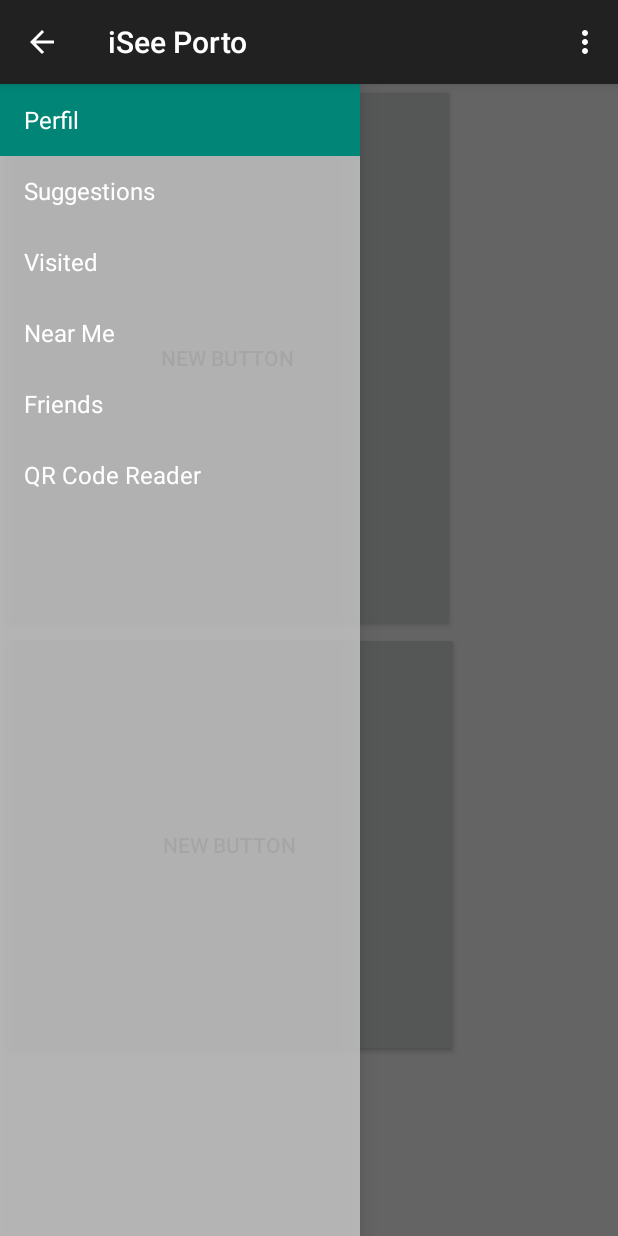
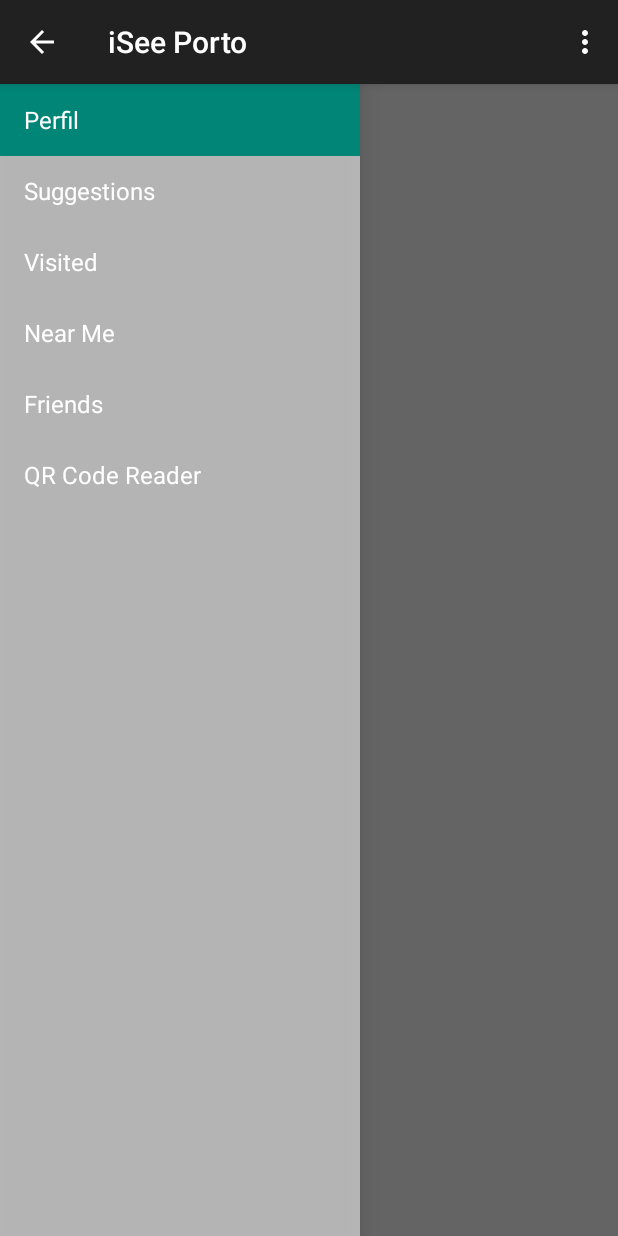
Before and after one commit to gtugablue/iseeporto, an Android app: the MainPage screen opened directly, with no data from a screen before it, on a phone screen of 412 x 824 dp. Run offline under Robolectric (Android 15) with nearby library versions, the phone set to English and light mode, and no system bars; 6 statements that could not run were skipped.

Commit message:
Different Screens, but lacks implementation

```diff
--- /dev/null
+++ b/Android/iSeePorto/app/src/main/java/antonio/iseeporto/Friends.java
@@ -0,0 +1,9 @@
+package antonio.iseeporto;
+
+import android.app.Fragment;
+
+/**
+ * Created by Antonio on 08-09-2015.
+ */
+public class Friends extends Fragment {
+}
--- a/Android/iSeePorto/app/src/main/java/antonio/iseeporto/MainPage.java
+++ b/Android/iSeePorto/app/src/main/java/antonio/iseeporto/MainPage.java
@@ -1,25 +1,19 @@
 package antonio.iseeporto;
 
 import android.app.Activity;
+import android.app.FragmentTransaction;
 import android.support.v7.app.ActionBarActivity;
 import android.support.v7.app.ActionBar;
 import android.support.v4.app.Fragment;
 import android.support.v4.app.FragmentManager;
-import android.content.Context;
-import android.os.Build;
 import android.os.Bundle;
-import android.view.Gravity;
+import android.util.Log;
 import android.view.LayoutInflater;
 import android.view.Menu;
 import android.view.MenuItem;
 import android.view.View;
 import android.view.ViewGroup;
 import android.support.v4.widget.DrawerLayout;
-import android.widget.ArrayAdapter;
-import android.widget.ListView;
-import android.widget.TextView;
-
-import java.lang.reflect.Array;
 
 public class MainPage extends ActionBarActivity
         implements NavigationDrawerFragment.NavigationDrawerCallbacks {
@@ -34,6 +28,22 @@ public class MainPage extends ActionBarActivity
      */
     private CharSequence mTitle;
 
+    //pages
+    private final int PERFIL = 1;
+    private final int SUGGESTIONS = 2;
+    private final int VISITED = 3;
+    private final int NEAR_ME = 4;
+    private final int FRIENDS = 5;
+    private final int QRCODE = 6;
+
+    //fragments
+    Perfil perfilFrag;
+    Suggestions suggestionsFrag;
+    Visited visitedFrag;
+    NearMe nearMeFrag;
+    Friends friendsFrag;
+    Place placeFrag;
+
     @Override
     protected void onCreate(Bundle savedInstanceState) {
         super.onCreate(savedInstanceState);
@@ -47,6 +57,23 @@ public class MainPage extends ActionBarActivity
         mNavigationDrawerFragment.setUp(
                 R.id.navigation_drawer,
                 (DrawerLayout) findViewById(R.id.drawer_layout));
+
+        fragInit();
+
+        //temporario
+        android.app.FragmentManager manager = getFragmentManager();
+        FragmentTransaction transaction = manager.beginTransaction();
+        transaction.add(R.id.container, placeFrag, "Place");
+        transaction.commit();
+    }
+
+    private void fragInit() {
+        suggestionsFrag = new Suggestions();
+        placeFrag = new Place();
+        perfilFrag = new Perfil();
+        visitedFrag = new Visited();
+        nearMeFrag = new NearMe();
+        friendsFrag = new Friends();
     }
 
     @Override
@@ -63,6 +90,49 @@ public class MainPage extends ActionBarActivity
         ActionBar actionBar = getSupportActionBar();
         if (actionBar != null)
             actionBar.setTitle(mTitle);
+
+        pageHandler(number);
+    }
+
+    private void pageHandler(int number) {
+
+        boolean isPlace = false;
+        android.app.FragmentManager manager = getFragmentManager();
+        FragmentTransaction transaction = manager.beginTransaction();
+
+        switch (number)
+        {
+            case PERFIL:
+                //transaction.add(R.id.container, suggestionsFrag, "Test");
+                transaction.replace(R.id.container, placeFrag, "Place");
+                isPlace = true;
+                break;
+            case SUGGESTIONS:
+                transaction.replace(R.id.container, suggestionsFrag, "Suggestions");
+                break;
+            case VISITED:
+                transaction.replace(R.id.container, visitedFrag, "Visited");
+                break;
+            case NEAR_ME:
+                transaction.replace(R.id.container, nearMeFrag, "NearMe");
+                break;
+            case FRIENDS:
+                transaction.replace(R.id.container, friendsFrag, "Friends");
+                break;
+            case QRCODE:
+                transaction.replace(R.id.container, placeFrag, "Place");
+                isPlace = true;
+                break;
+            default:
+                Log.e("Page Error", "Page Index out of bounds!");
+                break;
+        }
+
+        transaction.commit();
+
+        if (isPlace) {
+            placeFrag.createVisitFrag();
+        }
     }
 
     public void restoreActionBar() {
--- /dev/null
+++ b/Android/iSeePorto/app/src/main/java/antonio/iseeporto/NearMe.java
@@ -0,0 +1,9 @@
+package antonio.iseeporto;
+
+import android.app.Fragment;
+
+/**
+ * Created by Antonio on 08-09-2015.
+ */
+public class NearMe extends Fragment {
+}
--- /dev/null
+++ b/Android/iSeePorto/app/src/main/java/antonio/iseeporto/Perfil.java
@@ -0,0 +1,9 @@
+package antonio.iseeporto;
+
+import android.app.Fragment;
+
+/**
+ * Created by Antonio on 08-09-2015.
+ */
+public class Perfil extends Fragment {
+}
--- /dev/null
+++ b/Android/iSeePorto/app/src/main/java/antonio/iseeporto/Suggestions.java
@@ -0,0 +1,20 @@
+package antonio.iseeporto;
+
+import android.app.Fragment;
+import android.os.Bundle;
+import android.support.annotation.Nullable;
+import android.view.LayoutInflater;
+import android.view.View;
+import android.view.ViewGroup;
+
+/**
+ * Created by Antonio on 08-09-2015.
+ */
+public class Suggestions extends Fragment {
+
+    @Nullable
+    @Override
+    public View onCreateView(LayoutInflater inflater, ViewGroup container, Bundle savedInstanceState) {
+        return inflater.inflate(R.layout.suggestions, container, false);
+    }
+}
--- /dev/null
+++ b/Android/iSeePorto/app/src/main/java/antonio/iseeporto/Visited.java
@@ -0,0 +1,9 @@
+package antonio.iseeporto;
+
+import android.app.Fragment;
+
+/**
+ * Created by Antonio on 08-09-2015.
+ */
+public class Visited extends Fragment {
+}
--- a/Android/iSeePorto/app/src/main/res/layout/activity_main_page.xml
+++ b/Android/iSeePorto/app/src/main/res/layout/activity_main_page.xml
@@ -9,31 +9,16 @@
     <FrameLayout android:id="@+id/container" android:layout_width="match_parent"
         android:layout_height="match_parent" >
 
-        <ScrollView
+        <!--<ScrollView
             android:layout_width="fill_parent"
             android:layout_height="fill_parent">
             <LinearLayout
                 android:layout_width="fill_parent"
                 android:layout_height="wrap_content"
                 android:orientation="vertical">
-        <Button
-            style="?android:attr/buttonStyleSmall"
-            android:layout_width="303dp"
-            android:layout_height="365dp"
-            android:text="New Button"
-            android:id="@+id/button"
-            android:layout_gravity="left|top" />
-
-        <Button
-            style="?android:attr/buttonStyleSmall"
-            android:layout_width="306dp"
-            android:layout_height="283dp"
-            android:text="New Button"
-            android:id="@+id/button2"
-            android:layout_gravity="left|center_vertical" />
 
             </LinearLayout>
-        </ScrollView>
+        </ScrollView>-->
     </FrameLayout>
 
     <!-- android:layout_gravity="start" tells DrawerLayout to treat
--- a/Android/iSeePorto/app/src/main/res/values/strings.xml
+++ b/Android/iSeePorto/app/src/main/res/values/strings.xml
@@ -4,6 +4,8 @@
     <string name="hello_world">Hello world!</string>
     <string name="action_settings">Settings</string>
     <string name="title_activity_main_page">MainPage</string>
+
+    <string name="report"><u>Report</u></string>
 
     <string-array
         name="menu_options">
```
Also changed, not shown: Android/iSeePorto/app/src/main/java/antonio/iseeporto/EvaluateThumbs.java (added, +54 -0 lines), Android/iSeePorto/app/src/main/java/antonio/iseeporto/Visitar.java (added, +34 -0 lines), Android/iSeePorto/app/src/main/res/layout/evaluate_thumbs.xml (added, +32 -0 lines), Android/iSeePorto/app/src/main/res/layout/place.xml (added, +121 -0 lines), Android/iSeePorto/app/src/main/res/layout/suggestions.xml (added, +17 -0 lines), Android/iSeePorto/app/src/main/res/layout/visit_place.xml (added, +14 -0 lines), Android/iSeePorto/app/src/main/res/drawable-xhdpi/cross.png (added), Android/iSeePorto/app/src/main/res/drawable-xhdpi/exemplo.jpg (added), Android/iSeePorto/app/src/main/res/drawable-xhdpi/ok.png (added), Android/iSeePorto/app/src/main/res/drawable-xhdpi/thumb_down.png (added), Android/iSeePorto/app/src/main/res/drawable-xhdpi/thumb_up.png (added).
